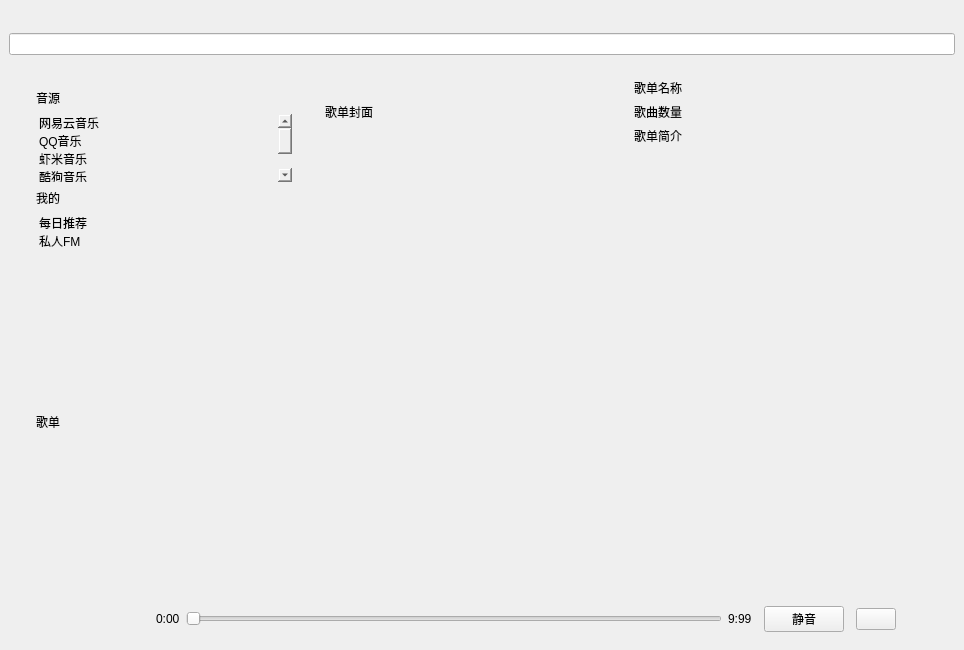
Modolet/1Music, file mainwindow.ui: the form before one commit.
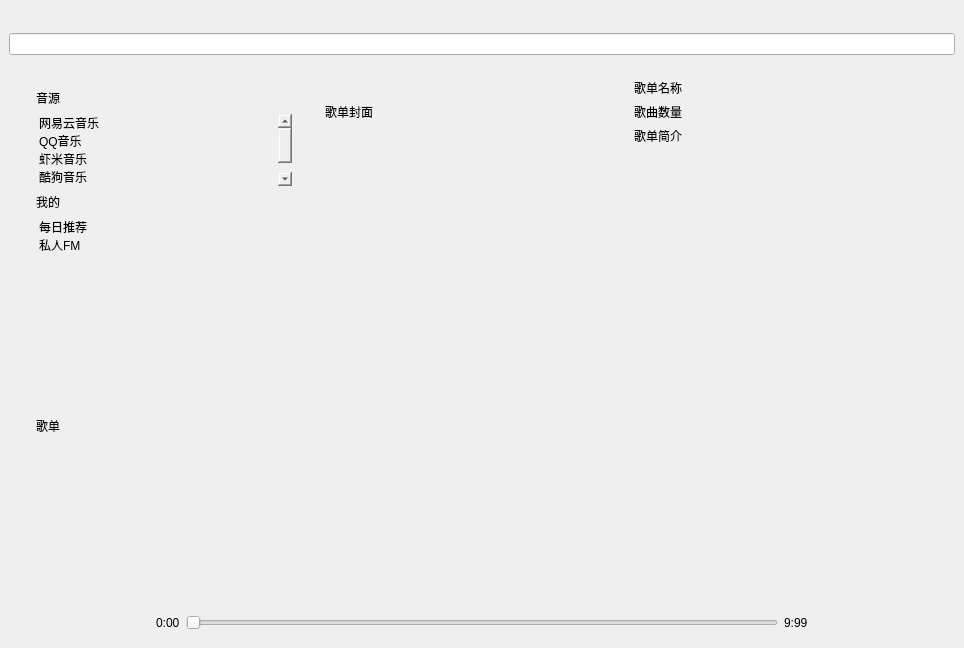
The form after the commit. Icons and pictures are not drawn. Custom widgets are drawn as their Qt base class.

What changed in the file:
```diff
--- a/mainwindow.ui
+++ b/mainwindow.ui
@@ -202,6 +202,19 @@
                   </property>
                  </widget>
                 </item>
+                <item>
+                 <spacer name="verticalSpacer">
+                  <property name="orientation">
+                   <enum>Qt::Vertical</enum>
+                  </property>
+                  <property name="sizeHint" stdset="0">
+                   <size>
+                    <width>20</width>
+                    <height>40</height>
+                   </size>
+                  </property>
+                 </spacer>
+                </item>
                </layout>
               </widget>
              </item>
@@ -535,9 +548,23 @@
         </widget>
        </item>
        <item>
-        <widget class="QPushButton" name="pushButton_Mute">
+        <widget class="QPushButton" name="pushButton_Volume">
+         <property name="styleSheet">
+          <string notr="true">border:0px solid gray;
+background-color: rgba(255, 255, 255, 0);</string>
+         </property>
          <property name="text">
-          <string>静音</string>
+          <string/>
+         </property>
+         <property name="icon">
+          <iconset resource="image.qrc">
+           <normaloff>:/icon/ICONS/音量.svg</normaloff>:/icon/ICONS/音量.svg</iconset>
+         </property>
+         <property name="iconSize">
+          <size>
+           <width>20</width>
+           <height>20</height>
+          </size>
          </property>
         </widget>
        </item>
@@ -552,7 +579,11 @@
         </widget>
        </item>
        <item>
-        <widget class="QPushButton" name="pushButton_Mode">
+        <widget class="QPushButtonPlaybackMode" name="pushButton_Mode">
+         <property name="styleSheet">
+          <string notr="true">border:0px solid gray;
+background-color: rgba(255, 255, 255, 0);</string>
+         </property>
          <property name="text">
           <string/>
          </property>
@@ -617,6 +648,11 @@
    <extends>QPushButton</extends>
    <header>otherui.h</header>
   </customwidget>
+  <customwidget>
+   <class>QPushButtonPlaybackMode</class>
+   <extends>QPushButton</extends>
+   <header>otherui.h</header>
+  </customwidget>
  </customwidgets>
  <resources>
   <include location="image.qrc"/>
```
Left out of the diff: 6 changed lines with no effect on the pictures.
